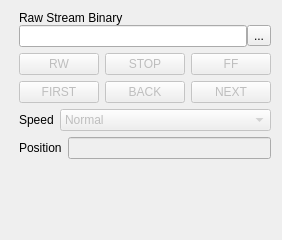
Old version of the form kame/forms/recordreaderform.ui in the repository northriv/KAME.
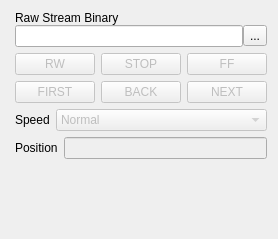
New version of the form.

Commit message: Fix around strerr

```diff
--- a/kame/forms/recordreaderform.ui
+++ b/kame/forms/recordreaderform.ui
@@ -9,8 +9,8 @@
    <rect>
     <x>0</x>
     <y>0</y>
-    <width>282</width>
-    <height>240</height>
+    <width>278</width>
+    <height>239</height>
    </rect>
   </property>
   <property name="sizePolicy">
@@ -90,6 +90,12 @@
              <property name="enabled">
               <bool>false</bool>
              </property>
+             <property name="sizePolicy">
+              <sizepolicy hsizetype="Preferred" vsizetype="Preferred">
+               <horstretch>0</horstretch>
+               <verstretch>0</verstretch>
+              </sizepolicy>
+             </property>
              <property name="text">
               <string>RW</string>
              </property>
@@ -106,6 +112,12 @@
              <property name="enabled">
               <bool>false</bool>
              </property>
+             <property name="sizePolicy">
+              <sizepolicy hsizetype="Preferred" vsizetype="Preferred">
+               <horstretch>0</horstretch>
+               <verstretch>0</verstretch>
+              </sizepolicy>
+             </property>
              <property name="text">
               <string>STOP</string>
              </property>
@@ -119,6 +131,12 @@
              <property name="enabled">
               <bool>false</bool>
              </property>
+             <property name="sizePolicy">
+              <sizepolicy hsizetype="Preferred" vsizetype="Preferred">
+               <horstretch>0</horstretch>
+               <verstretch>0</verstretch>
+              </sizepolicy>
+             </property>
              <property name="text">
               <string>FF</string>
              </property>
@@ -139,6 +157,12 @@
              <property name="enabled">
               <bool>false</bool>
              </property>
+             <property name="sizePolicy">
+              <sizepolicy hsizetype="Preferred" vsizetype="Preferred">
+               <horstretch>0</horstretch>
+               <verstretch>0</verstretch>
+              </sizepolicy>
+             </property>
              <property name="text">
               <string>FIRST</string>
              </property>
@@ -152,6 +176,12 @@
              <property name="enabled">
               <bool>false</bool>
              </property>
+             <property name="sizePolicy">
+              <sizepolicy hsizetype="Preferred" vsizetype="Preferred">
+               <horstretch>0</horstretch>
+               <verstretch>0</verstretch>
+              </sizepolicy>
+             </property>
              <property name="text">
               <string>BACK</string>
              </property>
@@ -165,6 +195,12 @@
              <property name="enabled">
               <bool>false</bool>
              </property>
+             <property name="sizePolicy">
+              <sizepolicy hsizetype="Preferred" vsizetype="Preferred">
+               <horstretch>0</horstretch>
+               <verstretch>0</verstretch>
+              </sizepolicy>
+             </property>
              <property name="text">
               <string>NEXT</string>
              </property>
```
The commit also changes 2 other files.
